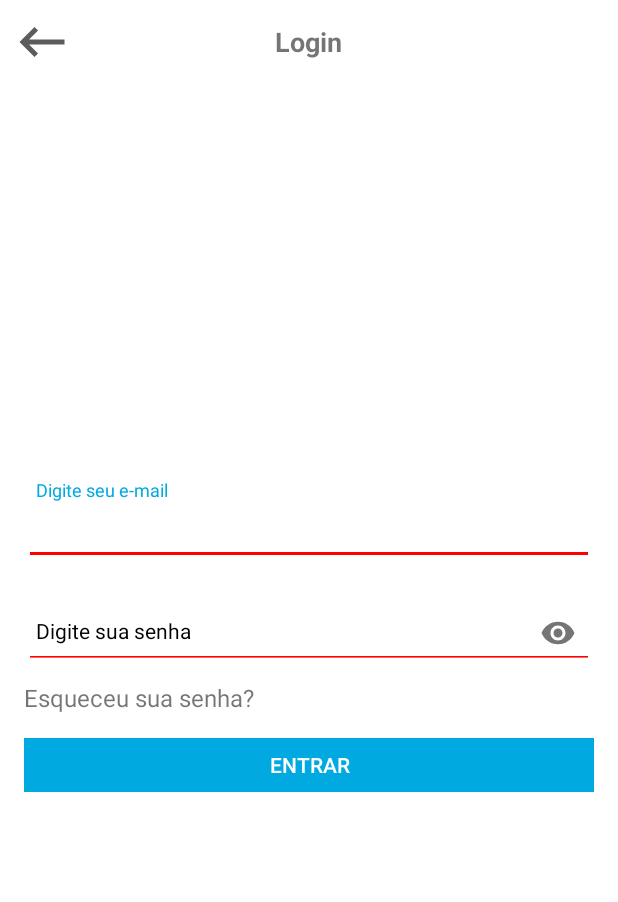
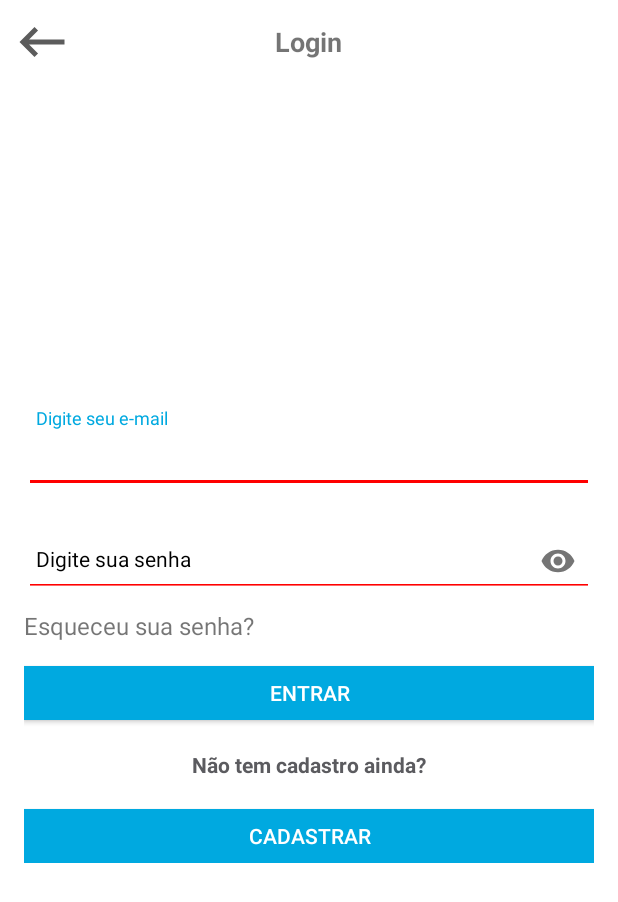
Before and after one commit to premacck/interact, an Android app: the LoginActivity screen opened directly, with no data from a screen before it, on a phone screen of 412 x 824 dp. Shown: the top 902 px of the screen. Run offline under Robolectric (Android 15) with nearby library versions, the phone set to English and light mode, and no system bars; our stand-ins replace RxJava; libraries missing offline, so code that uses them is left out: com.airbnb.epoxy, com.jakewharton.rxbinding2; 1 statement that could not run was skipped.

Commit message:
Added RegisterActivity Converted LoginActivity to kotlin

```diff
--- a/app/src/main/AndroidManifest.xml
+++ b/app/src/main/AndroidManifest.xml
@@ -148,6 +148,12 @@
       android:theme="@style/AppTheme.NoActionBar"
       android:windowSoftInputMode="adjustResize" />
 
+    <activity
+      android:name=".auth.ui.RegisterActivity"
+      android:screenOrientation="portrait"
+      android:theme="@style/AppTheme.NoActionBar"
+      android:windowSoftInputMode="adjustResize" />
+
   </application>
 
 </manifest>
--- a/app/src/main/java/com/techmesystem/intera/LoginActivity.java
+++ /dev/null
@@ -1,43 +0,0 @@
-package com.techmesystem.intera;
-
-import android.content.Intent;
-import android.os.Bundle;
-import android.view.View;
-import android.view.WindowManager;
-import android.widget.Button;
-import android.widget.ImageView;
-
-import com.techmesystem.intera.home.ui.HomeActivity;
-
-import androidx.appcompat.app.AppCompatActivity;
-
-public class LoginActivity extends AppCompatActivity {
-
-    @Override
-    protected void onCreate(Bundle savedInstanceState) {
-        super.onCreate(savedInstanceState);
-        getWindow().setSoftInputMode(WindowManager.LayoutParams.SOFT_INPUT_ADJUST_PAN);
-        setContentView(R.layout.activity_login);
-
-        Button loginBtn = findViewById(R.id.loginBtn_ids);
-        ImageView backMe = findViewById(R.id.backMe_ids);
-
-        loginBtn.setOnClickListener(new View.OnClickListener() {
-            @Override
-            public void onClick(View view) {
-                startActivity(new Intent(LoginActivity.this, HomeActivity.class));
-                finish();
-                overridePendingTransition(R.anim.enter_anim, R.anim.exit_anim);
-            }
-        });
-
-        backMe.setOnClickListener(new View.OnClickListener() {
-            @Override
-            public void onClick(View view) {
-                startActivity(new Intent(LoginActivity.this, BiometricActivity.class));
-                finish();
-                overridePendingTransition(R.anim.enter_anim, R.anim.exit_anim);
-            }
-        });
-    }
-}
--- /dev/null
+++ b/app/src/main/java/com/techmesystem/intera/LoginActivity.kt
@@ -0,0 +1,33 @@
+package com.techmesystem.intera
+
+import android.content.Intent
+import android.os.Bundle
+import android.view.WindowManager
+import androidx.appcompat.app.AppCompatActivity
+import com.techmesystem.intera.auth.ui.RegisterActivity
+import com.techmesystem.intera.home.ui.HomeActivity
+import com.techmesystem.intera.util.onDebounceClick
+import kotlinx.android.synthetic.main.activity_login.*
+
+class LoginActivity : AppCompatActivity() {
+
+  override fun onCreate(savedInstanceState: Bundle?) {
+    super.onCreate(savedInstanceState)
+    window.setSoftInputMode(WindowManager.LayoutParams.SOFT_INPUT_ADJUST_PAN)
+    setContentView(R.layout.activity_login)
+
+    loginBtn_ids.setOnClickListener {
+      startActivity(Intent(this@LoginActivity, HomeActivity::class.java))
+      finish()
+      overridePendingTransition(R.anim.enter_anim, R.anim.exit_anim)
+    }
+
+    backMe_ids.setOnClickListener {
+      startActivity(Intent(this@LoginActivity, BiometricActivity::class.java))
+      finish()
+      overridePendingTransition(R.anim.enter_anim, R.anim.exit_anim)
+    }
+
+    btn_register.onDebounceClick { RegisterActivity.launch(this) }
+  }
+}
--- a/app/src/main/res/layout/activity_login.xml
+++ b/app/src/main/res/layout/activity_login.xml
@@ -124,6 +124,22 @@
             android:text="ENTRAR"
             android:textColor="@color/white" />
 
+        <TextView
+          style="@style/Text14BoldWrapWrap"
+          android:layout_gravity="center_horizontal"
+          android:layout_marginTop="@dimen/margin_20dp"
+          android:layout_marginBottom="@dimen/margin_20dp"
+          android:text="Não tem cadastro ainda?"
+          />
+
+        <Button
+            android:id="@+id/btn_register"
+            android:layout_width="match_parent"
+            android:layout_height="@dimen/margin_36dp"
+            android:background="@color/appThemeColor"
+            android:text="cadastrar"
+            android:textColor="@color/white" />
+
     </LinearLayout>
 
 </RelativeLayout>
--- a/app/src/main/res/values/strings.xml
+++ b/app/src/main/res/values/strings.xml
@@ -186,5 +186,9 @@
   <string name="add_money_hint">88,88</string>
   <string name="now_you_are_part_of_intera_club">Agora você faz parte do Clube Intera :)</string>
   <string name="save">Salvar</string>
+  <string name="my_data">Meus Dados</string>
+  <string name="i_agree_to_terms_of_use">Concordo com os termos de uso</string>
+  <string name="i_use_continuous_medication">Faço uso de medicamento contínuo</string>
+  <string name="continuous_medication_usage_message">Ao assinalar que faz uso de medicamentos contínuos pediremos a indicação de qual(is) para enviar lembretes e promoções</string>
 </resources>
 <!--\u000D-->
--- a/app/src/main/res/values/styles.xml
+++ b/app/src/main/res/values/styles.xml
@@ -5,8 +5,9 @@
         <!-- Customize your theme here. -->
         <item name="colorPrimary">@color/colorPrimary</item>
         <item name="colorPrimaryDark">@color/colorPrimaryDark</item>
-        <item name="colorAccent">@color/colorAccent</item>
+        <item name="colorAccent">@color/color_5B5B5F</item>
         <item name="colorControlHighlight">@color/color_e5e5e5</item>
+        <item name="android:windowAnimationStyle">@android:style/Animation.Activity</item>
     </style>
 
     <style name="AppTheme.NoActionBar">
@@ -254,4 +255,13 @@
         <item name="android:colorControlActivated">@color/DarkGoldenrod</item>
         <item name="android:colorControlHighlight">@color/color_ffd400</item>
     </style>
+
+    <style name="BlueCheckedTextView">
+        <item name="android:layout_width">match_parent</item>
+        <item name="android:layout_height">wrap_content</item>
+        <item name="android:textColor">@color/color_5B5B5F</item>
+        <item name="android:textSize">@dimen/txt_size_16sp</item>
+        <item name="android:gravity">center_vertical</item>
+        <item name="android:drawableStart">?android:listChoiceIndicatorMultiple</item>
+    </style>
 </resources>
```
Also changed, not shown: app/src/main/java/com/techmesystem/intera/auth/ui/RegisterActivity.kt (added, +43 -0 lines), app/src/main/res/layout/activity_register.xml (added, +37 -0 lines), app/src/main/res/layout/fragment_personal_data.xml (+29 -0 lines).
